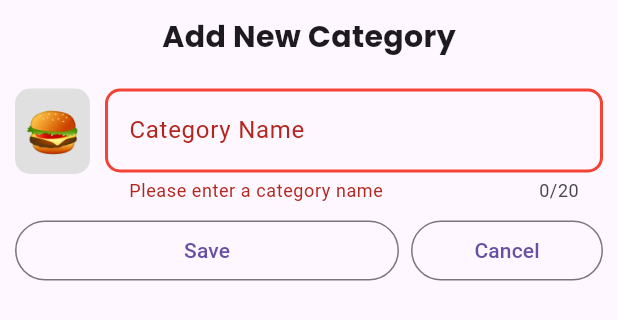
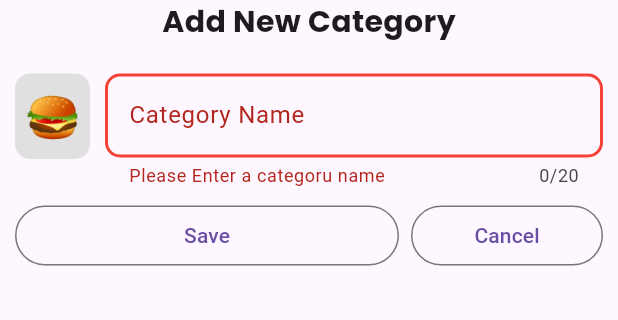
Before and after one commit to HamadJamil/expense_tracker, a Flutter app: the AddCategoryForm widget shown alone on an empty page, opened directly, after a tap on "Save", on a phone screen of 412 x 824 dp. Shown: the top 320 px of the screen. Run offline on Flutter 3.47's test engine with Material 3 defaults, Android fonts, the phone set to English and light mode, and no system bars; our stand-ins replace animated_text_kit, emoji_picker_flutter, google_fonts, shared_preferences, sqflite; accounts and stored records are empty.

Commit message:
Updated Files

```diff
--- a/lib/add_category_form.dart
+++ /dev/null
@@ -1,114 +0,0 @@
-import 'package:emoji_picker_flutter/emoji_picker_flutter.dart';
-import 'package:flutter/material.dart';
-import 'package:google_fonts/google_fonts.dart';
-
-class AddCategoryForm extends StatefulWidget {
-  const AddCategoryForm({super.key});
-
-  @override
-  State<AddCategoryForm> createState() => _AddCategoryFormState();
-}
-
-class _AddCategoryFormState extends State<AddCategoryForm> {
-  final GlobalKey<FormState> _formKey = GlobalKey<FormState>();
-  @override
-  Widget build(BuildContext context) {
-    return SafeArea(
-      child: Padding(
-        padding: EdgeInsets.only(top: 10, left: 10, right: 10),
-        child: Column(
-          mainAxisSize: MainAxisSize.min,
-          children: [
-            Text(
-              'Add New Category',
-              style: GoogleFonts.poppins(
-                fontSize: 20,
-                fontWeight: FontWeight.bold,
-              ),
-            ),
-            SizedBox(height: 20),
-            Form(
-              key: _formKey,
-              child: Row(
-                crossAxisAlignment: CrossAxisAlignment.start,
-                mainAxisSize: MainAxisSize.min,
-                children: [
-                  InkWell(
-                    onTap: () {
-                      EmojiPicker();
-                    },
-                    child: Container(
-                      height: 57,
-                      width: 50,
-                      decoration: BoxDecoration(
-                        shape: BoxShape.rectangle,
-                        borderRadius: BorderRadius.circular(10),
-                        color: Colors.grey.shade300,
-                      ),
-                      child: Center(
-                        child: Text('🍔', style: TextStyle(fontSize: 30)),
-                      ),
-                    ),
-                  ),
-                  SizedBox(width: 10),
-                  Expanded(
-                    child: TextFormField(
-                      maxLength: 20,
-                      maxLines: 1,
-                      keyboardType: TextInputType.text,
-                      decoration: InputDecoration(
-                        labelText: 'Category Name',
-                        hintText: 'Enter category name',
-                        border: OutlineInputBorder(
-                          borderRadius: BorderRadius.circular(10),
-                        ),
-                        errorBorder: OutlineInputBorder(
-                          borderRadius: BorderRadius.circular(10),
-                          borderSide: BorderSide(color: Colors.red, width: 2),
-                        ),
-                      ),
-                      validator: (value) {
-                        if (value == null || value.isEmpty) {
-                          return 'Please enter a category name';
-                        }
-                        return null;
-                      },
-                    ),
-                  ),
-                ],
-              ),
-            ),
-            SizedBox(height: 8),
-            Row(
-              children: [
-                Expanded(
-                  flex: 2,
-                  child: OutlinedButton(
-                    onPressed: () {
-                      if (_formKey.currentState!.validate()) {
-                        // Handle saving the category
-                        Navigator.pop(context);
-                      }
-                    },
-                    child: Text('Save'),
-                  ),
-                ),
-                SizedBox(width: 8),
-                Expanded(
-                  flex: 1,
-                  child: OutlinedButton(
-                    onPressed: () {
-
-                      Navigator.pop(context);
-                    },
-                    child: Text('Cancel'),
-                  ),
-                ),
-              ],
-            ),
-          ],
-        ),
-      ),
-    );
-  }
-}
--- /dev/null
+++ b/lib/forms/add_category_form.dart
@@ -0,0 +1,138 @@
+// ignore_for_file: use_build_context_synchronously
+
+import 'package:emoji_picker_flutter/emoji_picker_flutter.dart';
+import 'package:expense_tracker/local/provider/database_provider.dart';
+import 'package:expense_tracker/widgets/cutsom_textform_field..dart';
+import 'package:flutter/material.dart';
+import 'package:google_fonts/google_fonts.dart';
+import 'package:provider/provider.dart';
+
+class AddCategoryForm extends StatefulWidget {
+  const AddCategoryForm({super.key, this.isUpdate = false, this.name, this.id});
+  final bool isUpdate;
+  final String? name;
+  final int? id;
+
+  @override
+  State<AddCategoryForm> createState() => _AddCategoryFormState();
+}
+
+class _AddCategoryFormState extends State<AddCategoryForm> {
+  final GlobalKey<FormState> _formKey = GlobalKey<FormState>();
+  final TextEditingController _nameController = TextEditingController();
+  bool _showEmojiPicker = false;
+
+  @override
+  void initState() {
+    super.initState();
+    widget.isUpdate ? _nameController.text = (widget.name)! : null;
+  }
+
+  @override
+  Widget build(BuildContext context) {
+    return SafeArea(
+      child: Padding(
+        padding: const EdgeInsets.symmetric(horizontal: 10.0),
+        child: Column(
+          mainAxisSize: MainAxisSize.min,
+          children: [
+            Text(
+              'Add New Category',
+              style: GoogleFonts.poppins(
+                fontSize: 20,
+                fontWeight: FontWeight.bold,
+              ),
+            ),
+            const SizedBox(height: 20),
+            Form(
+              key: _formKey,
+              child: Row(
+                crossAxisAlignment: CrossAxisAlignment.start,
+                children: [
+                  InkWell(
+                    onTap: () {
+                      FocusScope.of(context).unfocus();
+                      setState(() {
+                        _showEmojiPicker = !_showEmojiPicker;
+                      });
+                    },
+                    child: Container(
+                      height: 57,
+                      width: 50,
+                      decoration: BoxDecoration(
+                        borderRadius: BorderRadius.circular(10),
+                        color: Colors.grey.shade300,
+                      ),
+                      child: Center(
+                        child: Text(
+                          context.watch<DatabaseProvider>().getEmoji,
+                          style: const TextStyle(fontSize: 30),
+                        ),
+                      ),
+                    ),
+                  ),
+                  const SizedBox(width: 10),
+                  Expanded(
+                    child: CutsomTextformField(
+                      label: 'Category Name',
+                      hintText: 'Enter Category name',
+                      validateMsg: 'Please Enter a categoru name',
+                      controller: _nameController,
+                      maxLength: 20,
+                    ),
+                  ),
+                ],
+              ),
+            ),
+            const SizedBox(height: 8),
+            Row(
+              children: [
+                Expanded(
+                  flex: 2,
+                  child: OutlinedButton(
+                    onPressed: () async {
+                      if (_formKey.currentState!.validate()) {
+                        var result = await context
+                            .read<DatabaseProvider>()
+                            .addCategory(
+                              context.read<DatabaseProvider>().getEmoji,
+                              _nameController.text,
+                            );
+                        if (result) {
+                          ScaffoldMessenger.of(context).showSnackBar(
+                            SnackBar(content: Text('New Category Added')),
+                          );
+                        }
+                        Navigator.pop(context);
+                      }
+                    },
+                    child: const Text('Save'),
+                  ),
+                ),
+                const SizedBox(width: 8),
+                Expanded(
+                  flex: 1,
+                  child: OutlinedButton(
+                    onPressed: () {
+                      Navigator.pop(context);
+                    },
+                    child: const Text('Cancel'),
+                  ),
+                ),
+              ],
+            ),
+            if (_showEmojiPicker)
+              EmojiPicker(
+                onEmojiSelected: (category, emoji) {
+                  context.read<DatabaseProvider>().setEmoji(emoji.emoji);
+                  setState(() {
+                    _showEmojiPicker = false;
+                  });
+                },
+              ),
+          ],
+        ),
+      ),
+    );
+  }
+}
--- a/lib/local/provider/database_provider.dart
+++ b/lib/local/provider/database_provider.dart
@@ -4,14 +4,19 @@ import 'package:expense_tracker/model/expense_model.dart';
 import 'package:flutter/material.dart';
 
 class DatabaseProvider extends ChangeNotifier {
-  final DatabaseHelper _dbHelper = DatabaseHelper.getInstance;
+  final DatabaseHelper _dbHelper;
 
   List<CategoryModel> _categories = [];
   List<ExpenseModel> _expenses = [];
   String _emoji = '🍔';
+  String _expense = '0';
+
+  DatabaseProvider() : _dbHelper = DatabaseHelper.getInstance;
 
   List<CategoryModel> get categories => _categories;
   List<ExpenseModel> get expenses => _expenses;
+  String get getEmoji => _emoji;
+  String get getExpense => _expense;
 
   void setEmoji(String emoji) {
     _emoji = emoji;
@@ -94,4 +99,9 @@ class DatabaseProvider extends ChangeNotifier {
     }
     return success;
   }
+
+  Future<void> getCategoryExpense({required int categoryId}) async {
+    _expense =
+        await _dbHelper.getCategoryExpense(categoryId: categoryId) as String;
+  }
 }
--- /dev/null
+++ b/lib/widgets/cutsom_textform_field..dart
@@ -0,0 +1,43 @@
+import 'package:flutter/material.dart';
+
+class CutsomTextformField extends StatelessWidget {
+  const CutsomTextformField({
+    super.key,
+    required this.label,
+    required this.hintText,
+    required this.validateMsg,
+    required this.controller,
+    this.keyboardType = TextInputType.text,
+    this.maxLength,
+  });
+  final String label;
+  final String hintText;
+  final String validateMsg;
+  final TextEditingController controller;
+  final TextInputType keyboardType;
+  final int? maxLength;
+
+  @override
+  Widget build(BuildContext context) {
+    return TextFormField(
+      controller: controller,
+      maxLength: maxLength,
+      keyboardType: keyboardType,
+      decoration: InputDecoration(
+        labelText: label,
+        hintText: hintText,
+        border: OutlineInputBorder(borderRadius: BorderRadius.circular(10)),
+        errorBorder: OutlineInputBorder(
+          borderRadius: BorderRadius.circular(10),
+          borderSide: const BorderSide(color: Colors.red, width: 2),
+        ),
+      ),
+      validator: (value) {
+        if (value == null || value.isEmpty) {
+          return validateMsg;
+        }
+        return null;
+      },
+    );
+  }
+}
--- a/pubspec.yaml
+++ b/pubspec.yaml
@@ -67,8 +67,8 @@ flutter:
   uses-material-design: true
 
   # To add assets to your application, add an assets section, like this:
-  # assets:
-  #   - images/a_dot_burr.jpeg
+  assets:
+    - images/
   #   - images/a_dot_ham.jpeg
 
   # An image asset can refer to one or more resolution-specific "variants", see
```
Also changed, not shown: lib/expense_screen.dart (deleted, +0 -72 lines), lib/forms/add_expense_form.dart (added, +101 -0 lines), lib/local/database/database_helper.dart (+10 -0 lines), lib/main.dart (+9 -5 lines), lib/screens/expense_screen.dart (added, +115 -0 lines), lib/screens/home_screen.dart (renamed from lib/home_screen.dart, +78 -17 lines), lib/screens/splash_screen.dart (renamed from lib/splash_screen.dart, +16 -7 lines), lib/widgets/custom_tile.dart (renamed from lib/custom_tile.dart, +1 -7 lines), images/avatar.webp (added), 2 other files.
